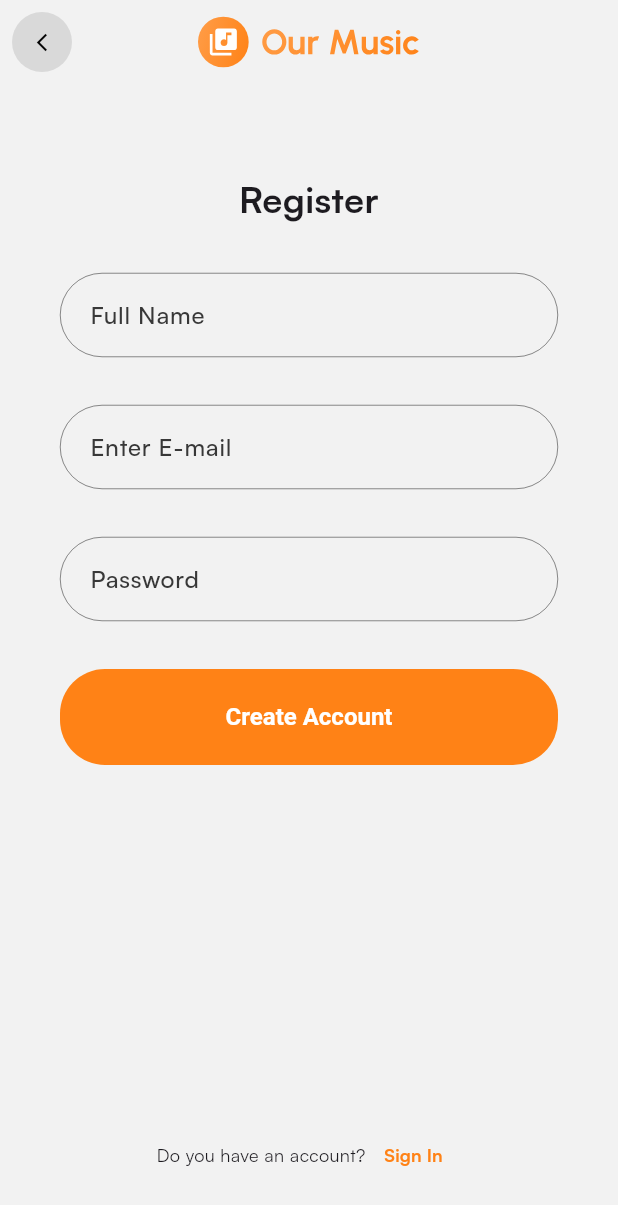
After one commit to Anderson-Andre-P/music_app, a Flutter app: the SignUpPage screen opened directly, on a phone screen of 412 x 824 dp. The commit adds this screen. Shown: the top 1205 px of the screen. Run offline on Flutter 3.47's test engine with Material 3 defaults, Android fonts, the phone set to English and light mode, and no system bars; our stand-ins replace flutter_bloc, flutter_svg, hydrated_bloc.

Commit message:
feat: login pages

```diff
--- a/lib/common/widgets/appBar/app_bar.dart
+++ b/lib/common/widgets/appBar/app_bar.dart
@@ -1,14 +1,17 @@
 import 'package:flutter/material.dart';
 import 'package:our_music/common/helpers/is_dark_theme.dart';
 
-class BasicAppBar extends StatelessWidget {
-  const BasicAppBar({super.key});
+class BasicAppBar extends StatelessWidget implements PreferredSizeWidget {
+  final Widget? title;
+  const BasicAppBar({super.key, this.title});
 
   @override
   Widget build(BuildContext context) {
     return AppBar(
       backgroundColor: Colors.transparent,
       elevation: 0,
+      centerTitle: true,
+      title: title ?? const Text(""),
       leading: IconButton(
         onPressed: () {
           Navigator.pop(context);
@@ -31,4 +34,7 @@ class BasicAppBar extends StatelessWidget {
       ),
     );
   }
+
+  @override
+  Size get preferredSize => const Size.fromHeight(kToolbarHeight);
 }
--- a/lib/core/configs/theme/app_theme.dart
+++ b/lib/core/configs/theme/app_theme.dart
@@ -7,6 +7,38 @@ class AppTheme {
     scaffoldBackgroundColor: AppColors.lightBackground,
     brightness: Brightness.light,
     fontFamily: 'Satoshi',
+    inputDecorationTheme: InputDecorationTheme(
+      filled: true,
+      fillColor: Colors.transparent,
+      hintStyle: const TextStyle(
+        color: Color(0xff383838),
+        fontWeight: FontWeight.w500,
+      ),
+      contentPadding: const EdgeInsets.all(
+        16.0,
+      ),
+      border: OutlineInputBorder(
+        borderRadius: BorderRadius.circular(30),
+        borderSide: const BorderSide(
+          color: Colors.white,
+          width: 0.3,
+        ),
+      ),
+      enabledBorder: OutlineInputBorder(
+        borderRadius: BorderRadius.circular(30),
+        borderSide: const BorderSide(
+          color: Colors.black,
+          width: 0.3,
+        ),
+      ),
+      focusedBorder: OutlineInputBorder(
+        borderRadius: BorderRadius.circular(30),
+        borderSide: const BorderSide(
+          color: AppColors.primary,
+          width: 1,
+        ),
+      ),
+    ),
     elevatedButtonTheme: ElevatedButtonThemeData(
       style: ElevatedButton.styleFrom(
         // backgroundColor: AppColors.primary,
@@ -27,6 +59,38 @@ class AppTheme {
     scaffoldBackgroundColor: AppColors.darkBackground,
     brightness: Brightness.dark,
     fontFamily: 'Satoshi',
+    inputDecorationTheme: InputDecorationTheme(
+      filled: true,
+      fillColor: Colors.transparent,
+      hintStyle: const TextStyle(
+        color: Color(0xffA7A7A7),
+        fontWeight: FontWeight.w500,
+      ),
+      contentPadding: const EdgeInsets.all(
+        16.0,
+      ),
+      border: OutlineInputBorder(
+        borderRadius: BorderRadius.circular(30),
+        borderSide: const BorderSide(
+          color: Colors.white,
+          width: 0.3,
+        ),
+      ),
+      enabledBorder: OutlineInputBorder(
+        borderRadius: BorderRadius.circular(30),
+        borderSide: const BorderSide(
+          color: Colors.white,
+          width: 0.3,
+        ),
+      ),
+      focusedBorder: OutlineInputBorder(
+        borderRadius: BorderRadius.circular(30),
+        borderSide: const BorderSide(
+          color: AppColors.primary,
+          width: 1,
+        ),
+      ),
+    ),
     elevatedButtonTheme: ElevatedButtonThemeData(
       style: ElevatedButton.styleFrom(
         // backgroundColor: AppColors.primary,
--- /dev/null
+++ b/lib/presentation/auth/pages/sign_up.dart
@@ -0,0 +1,133 @@
+import 'package:flutter/material.dart';
+import 'package:flutter_svg/svg.dart';
+import 'package:our_music/common/widgets/appBar/app_bar.dart';
+import 'package:our_music/common/widgets/button/basic_app_button.dart';
+import 'package:our_music/core/configs/assets/app_vectors.dart';
+import 'package:our_music/core/configs/theme/app_colors.dart';
+import 'package:our_music/presentation/auth/pages/sign_in.dart';
+
+class SignUpPage extends StatelessWidget {
+  const SignUpPage({super.key});
+
+  @override
+  Widget build(BuildContext context) {
+    return Scaffold(
+      appBar: BasicAppBar(
+        title: SvgPicture.asset(
+          AppVectors.logo,
+          width: 148.0,
+        ),
+      ),
+      bottomNavigationBar: _signInText(context),
+      body: SingleChildScrollView(
+        child: Padding(
+          padding: const EdgeInsets.symmetric(
+            horizontal: 40.0,
+            vertical: 60.0,
+          ),
+          child: Column(
+            crossAxisAlignment: CrossAxisAlignment.center,
+            children: [
+              _registerText(),
+              const SizedBox(
+                height: 32.0,
+              ),
+              _fullNameField(context),
+              const SizedBox(
+                height: 32.0,
+              ),
+              _emailField(context),
+              const SizedBox(
+                height: 32.0,
+              ),
+              _passwordField(context),
+              const SizedBox(
+                height: 32.0,
+              ),
+              BasicAppButton(
+                onPressed: () {},
+                title: "Create Account",
+              )
+            ],
+          ),
+        ),
+      ),
+    );
+  }
+
+  Widget _registerText() {
+    return const Text(
+      'Register',
+      style: TextStyle(
+        fontWeight: FontWeight.bold,
+        fontSize: 24.0,
+      ),
+      textAlign: TextAlign.center,
+    );
+  }
+
+  Widget _fullNameField(BuildContext context) {
+    return TextField(
+      cursorColor: AppColors.primary,
+      decoration: const InputDecoration(hintText: "Full Name").applyDefaults(
+        Theme.of(context).inputDecorationTheme,
+      ),
+    );
+  }
+
+  Widget _emailField(BuildContext context) {
+    return TextField(
+      cursorColor: AppColors.primary,
+      decoration: const InputDecoration(hintText: "Enter E-mail").applyDefaults(
+        Theme.of(context).inputDecorationTheme,
+      ),
+    );
+  }
+
+  Widget _passwordField(BuildContext context) {
+    return TextField(
+      cursorColor: AppColors.primary,
+      decoration: const InputDecoration(hintText: "Password").applyDefaults(
+        Theme.of(context).inputDecorationTheme,
+      ),
+    );
+  }
+
+  Widget _signInText(BuildContext context) {
+    return Padding(
+      padding: const EdgeInsets.symmetric(
+        vertical: 30.0,
+      ),
+      child: Row(
+        mainAxisAlignment: MainAxisAlignment.center,
+        children: [
+          const Text(
+            "Do you have an account?",
+            style: TextStyle(
+              fontWeight: FontWeight.normal,
+              fontSize: 12.0,
+            ),
+          ),
+          TextButton(
+            onPressed: () {
+              Navigator.pushReplacement(
+                context,
+                MaterialPageRoute(
+                  builder: (BuildContext context) => const SignInPage(),
+                ),
+              );
+            },
+            child: const Text(
+              "Sign In",
+              style: TextStyle(
+                fontWeight: FontWeight.bold,
+                fontSize: 12.0,
+                color: AppColors.primary,
+              ),
+            ),
+          ),
+        ],
+      ),
+    );
+  }
+}
```
Also changed, not shown: lib/presentation/auth/pages/sign_in.dart (added, +121 -0 lines), lib/presentation/auth/pages/signin_or_signup.dart (+20 -2 lines).
